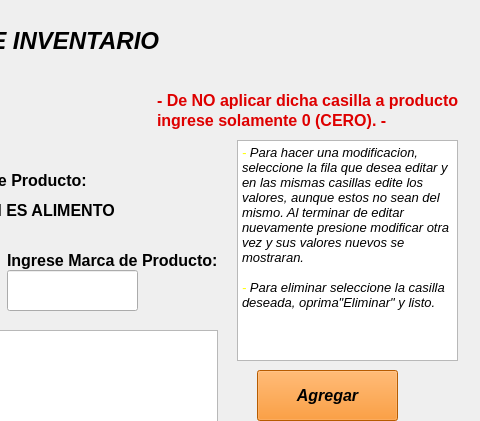
Qt form cframe.ui (harlenlopez10/Laboratorio4_Harlen_Lopez_22311161) before a commit; both pictures show x 573 to 1053 and y 0 to 421 of the 1053 by 764 pixel window.
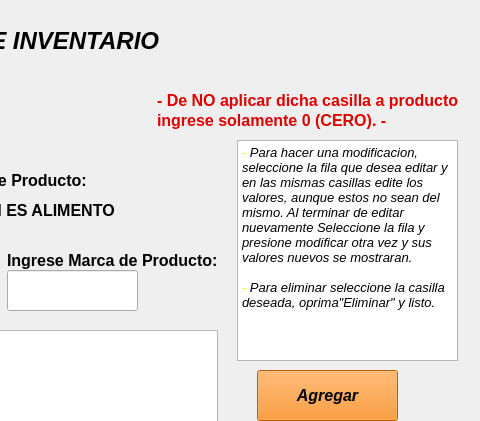
The same form after that commit.

```diff
--- a/cframe.ui
+++ b/cframe.ui
@@ -877,7 +877,7 @@
 li.unchecked::marker { content: &quot;\2610&quot;; }
 li.checked::marker { content: &quot;\2612&quot;; }
 &lt;/style&gt;&lt;/head&gt;&lt;body style=&quot; font-family:'Segoe UI'; font-size:9pt; font-weight:400; font-style:normal;&quot;&gt;
-&lt;p style=&quot; margin-top:0px; margin-bottom:0px; margin-left:0px; margin-right:0px; -qt-block-indent:0; text-indent:0px;&quot;&gt;&lt;span style=&quot; font-size:10pt; font-style:italic; color:#ffff00;&quot;&gt;-&lt;/span&gt;&lt;span style=&quot; font-size:10pt; font-style:italic;&quot;&gt; Para hacer una modificacion, seleccione la fila que desea editar y en las mismas casillas edite los valores, aunque estos no sean del mismo. Al terminar de editar nuevamente presione modificar otra vez y sus valores nuevos se mostraran.&lt;/span&gt;&lt;/p&gt;
+&lt;p style=&quot; margin-top:0px; margin-bottom:0px; margin-left:0px; margin-right:0px; -qt-block-indent:0; text-indent:0px;&quot;&gt;&lt;span style=&quot; font-size:10pt; font-style:italic; color:#ffff00;&quot;&gt;-&lt;/span&gt;&lt;span style=&quot; font-size:10pt; font-style:italic;&quot;&gt; Para hacer una modificacion, seleccione la fila que desea editar y en las mismas casillas edite los valores, aunque estos no sean del mismo. Al terminar de editar nuevamente Seleccione la fila y presione modificar otra vez y sus valores nuevos se mostraran.&lt;/span&gt;&lt;/p&gt;
 &lt;p style=&quot;-qt-paragraph-type:empty; margin-top:0px; margin-bottom:0px; margin-left:0px; margin-right:0px; -qt-block-indent:0; text-indent:0px; font-size:10pt; font-style:italic;&quot;&gt;&lt;br /&gt;&lt;/p&gt;
 &lt;p style=&quot; margin-top:0px; margin-bottom:0px; margin-left:0px; margin-right:0px; -qt-block-indent:0; text-indent:0px;&quot;&gt;&lt;span style=&quot; font-size:10pt; font-style:italic; color:#ffff00;&quot;&gt;-&lt;/span&gt;&lt;span style=&quot; font-size:10pt; font-style:italic;&quot;&gt; Para eliminar seleccione la casilla deseada, oprima&amp;quot;Eliminar&amp;quot; y listo.&lt;/span&gt;&lt;/p&gt;&lt;/body&gt;&lt;/html&gt;</string>
       </property>
```
